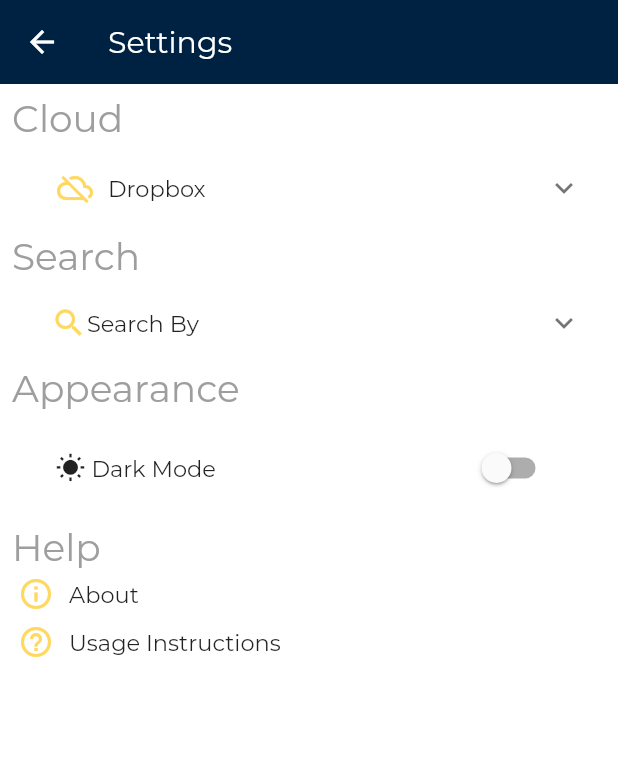
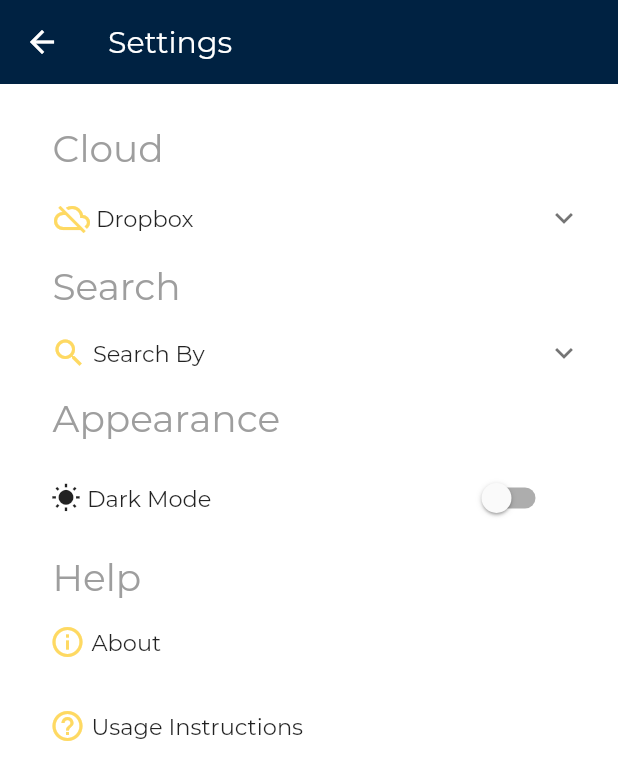
Before and after one commit to Exlaza/CalibreCarte, a Flutter app: the SettingsNew screen opened directly, on a phone screen of 412 x 824 dp. Shown: the top 780 px of the screen. Run offline on Flutter 3.47's test engine with Material 2 defaults, Android fonts, the phone set to English and light mode, and no system bars; our stand-ins replace carousel_slider, dio, flutter_html, open_file, rxdart, shared_preferences and 3 more; accounts and stored records are empty; project files that could hold a hidden picture were left out.

Commit message:
settings alignment

```diff
--- a/lib/screens/dropbox_signin_screen.dart
+++ b/lib/screens/dropbox_signin_screen.dart
@@ -128,8 +128,9 @@ class _DropboxAuthenticationState extends State<DropboxAuthentication> {
   Widget build(BuildContext context) {
     Update update = Provider.of(context);
     return Scaffold(
-      appBar: AppBar(
-        title: Text('Dropbox Login'),
+      appBar: AppBar(backgroundColor: Color(0xff002242),
+        title: Text('Dropbox Login',style: TextStyle(fontFamily: 'Montserrat',
+          color: Color(0xffFED962))),
       ),
       body: IndexedStack(
         index: _stackToView,
@@ -258,6 +259,8 @@ class _DropboxAuthenticationState extends State<DropboxAuthentication> {
                         'selected_calibre_lib_name',
                         pathNameMap.values.first,
                       ).then((_) {
+                        update.changeTokenState(true);
+                        update.updateFlagState(true);
                         Navigator.of(context).pop();
                       });
                     }
--- a/lib/screens/settings_screen.dart
+++ b/lib/screens/settings_screen.dart
@@ -51,14 +51,22 @@ class _SettingsNewState extends State<SettingsNew> {
                 mainAxisAlignment: MainAxisAlignment.spaceBetween,
                 children: <Widget>[
                   Row(
-                    children: <Widget>[Icon(
+                    children: <Widget>[
+                      Icon(
                         settingIcon,
                         color: Color(0xffFED962),
                       ),
-                      SizedBox(width: 10,),Text(settingName,
-                      style: TextStyle(fontFamily: 'Montserrat', fontSize: 15)),
-                    ],)
-                  , IconButton(icon: Icon(Icons.navigate_next),)
+                      SizedBox(
+                        width: 10,
+                      ),
+                      Text(settingName,
+                          style: TextStyle(
+                              fontFamily: 'Montserrat', fontSize: 15)),
+                    ],
+                  ),
+                  IconButton(
+                    icon: Icon(Icons.navigate_next),
+                  )
                 ],
               ),
             ],
@@ -70,7 +78,7 @@ class _SettingsNewState extends State<SettingsNew> {
 
   Widget _settingGroup(groupName) {
     return Container(
-//        padding: EdgeInsets.only(left: 4),
+        padding: EdgeInsets.only(left: 27),
         child: Text(
           groupName,
           style: TextStyle(
@@ -111,63 +119,45 @@ class _SettingsNewState extends State<SettingsNew> {
                 margin: EdgeInsets.fromLTRB(8, 8, 8, 0),
                 child: Column(
                   crossAxisAlignment: CrossAxisAlignment.start,
-                  children: <Widget>[
+                  children: <Widget>[SizedBox(height: 20,),
                     _settingGroup("Cloud"),
                     CloudSettings(),
                     _settingGroup("Search"),
                     SearchDropdown(),
                     _settingGroup("Appearance"),
-                   DarkMode(darkMode),_settingGroup("Help"),
-                    Card(
-                      elevation: 0.0,
-                      child: InkWell(
-                        onTap: (){},
-                        child: Container(
-//                          padding: EdgeInsets.fromLTRB(30, 10, 20, 10),
-                          child: Column(
-                            children: <Widget>[
-                              Row(
+                    DarkMode(darkMode),
+                    _settingGroup("Help"),
+                    Container(
+                      padding: EdgeInsets.only(left: 25),
+                      child: ListTile(
+                        contentPadding: EdgeInsets.all(0),
+                        title: Row(
                           children: <Widget>[
                             Icon(
                               Icons.info_outline,
                               color: Color(0xffFED962),
                             ),
-                                  SizedBox(
-                                    width: 10,
-                                  ),
-                                  Text("About",
-                                      style:
-                                      TextStyle(fontFamily: 'Montserrat', fontSize: 15))
-                                ],
-                              ),
+                            Text(" About",
+                                style: TextStyle(
+                                    fontFamily: 'Montserrat', fontSize: 15))
                           ],
                         ),
                       ),
                     ),
-                    ),Card(
-                      elevation: 0.0,
-                      child: InkWell(
-                        onTap: (){},
-                        child: Container(
-//                          padding: EdgeInsets.fromLTRB(30, 10, 20, 10),
-                          child: Column(
-                            children: <Widget>[
-                              Row(
+                    Container(
+                      padding: EdgeInsets.only(left: 25, bottom: 0),
+                      child: ListTile(
+                        contentPadding: EdgeInsets.all(0),
+                        title: Row(
                           children: <Widget>[
                             Icon(
                               Icons.help_outline,
                               color: Color(0xffFED962),
                             ),
-                                  SizedBox(
-                                    width: 10,
-                                  ),
-                                  Text("Usage Instructions",
-                                      style:
-                                      TextStyle(fontFamily: 'Montserrat', fontSize: 15))
+                            Text(" Usage Instructions",
+                                style: TextStyle(
+                                    fontFamily: 'Montserrat', fontSize: 15))
                           ],
-                              ),
-                            ],
-                          ),
                         ),
                       ),
                     )
--- a/lib/widgets/Settings Screen Widgets/cloud_settings.dart
+++ b/lib/widgets/Settings Screen Widgets/cloud_settings.dart
@@ -18,7 +18,7 @@ class _CloudSettingsState extends State<CloudSettings> {
           child: InkWell(
             onTap: onClicked,
             child: Container(
-              padding: EdgeInsets.fromLTRB(10, 10, 20, 10),
+              padding: EdgeInsets.fromLTRB(8, 10, 20, 10),
               child: Column(
                 children: <Widget>[
                   Row(
@@ -27,8 +27,7 @@ class _CloudSettingsState extends State<CloudSettings> {
                       Icon(
                         settingIcon,
                         color: Color(0xffFED962),
-                      ),
-                      SizedBox(width: 10,),Text(settingName,
+                      ),Text(settingName,
                           style: TextStyle(fontFamily: 'Montserrat', fontSize: 15))
                     ],
                   ),
@@ -46,7 +45,7 @@ class _CloudSettingsState extends State<CloudSettings> {
     Update update = Provider.of(context);
 
     return _settingsCard(
-        'Dropbox', update.tokenExists ? Icons.cloud_done : Icons.cloud_off, () {
+        ' Dropbox', update.tokenExists ? Icons.cloud_done : Icons.cloud_off, () {
 //                            print('Tap is not working');
 
     });
--- a/lib/widgets/Settings Screen Widgets/dark_mode_toggle.dart
+++ b/lib/widgets/Settings Screen Widgets/dark_mode_toggle.dart
@@ -21,7 +21,7 @@ class _DarkModeState extends State<DarkMode> {
 //                    shape: RoundedRectangleBorder(
 //                        borderRadius: BorderRadius.circular(30)),
       child: Container(
-        padding: EdgeInsets.fromLTRB(25, 10, 30, 10),
+        padding: EdgeInsets.fromLTRB(22, 10, 30, 10),
 //                      decoration: BoxDecoration(
 //                          color: Colors.black87,
 //                         ),
--- a/lib/widgets/Settings Screen Widgets/search_dropdown.dart
+++ b/lib/widgets/Settings Screen Widgets/search_dropdown.dart
@@ -23,7 +23,7 @@ class SearchDropdown extends StatelessWidget {
                   Icons.search,
                   color: Color(0xffFED962),
                 ),
-                Text('Search By',
+                Text(' Search By',
                     style: TextStyle(fontFamily: 'Montserrat', fontSize: 15)),
               ],
             ),
```
Lines whose indentation alone changed are shown as unchanged.
